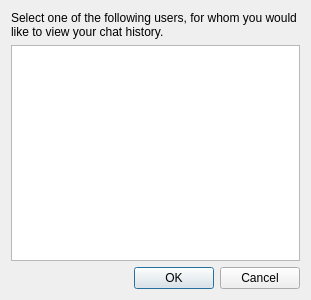
First picture: the form in acclient/trunk/ui/listdialog.ui, repository mbpolan/alert-chat, before the edit.
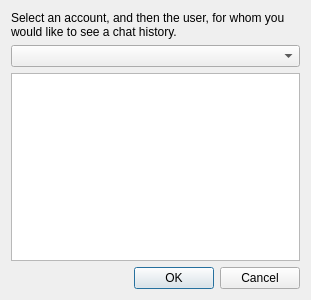
Second picture: the form after the edit.

Commit message: - User chat histories are now stored for each account - Fixed bug where chat histories were overwritten if another account chatted with a user that the original account chatted with - Improved HistoryStore class - ListDialog UI now allows user to select account to view chat histories for

The edit to the form file:
```diff
--- a/acclient/trunk/ui/listdialog.ui
+++ b/acclient/trunk/ui/listdialog.ui
@@ -17,13 +17,16 @@
    <item>
     <widget class="QLabel" name="label">
      <property name="text">
-      <string>Select one of the following users, for whom you would like to view your chat history.</string>
+      <string>Select an account, and then the user, for whom you would like to see a chat history.</string>
      </property>
      <property name="wordWrap">
       <bool>true</bool>
      </property>
     </widget>
    </item>
+   <item>
+    <widget class="QComboBox" name="accountBox"/>
+   </item>
    <item>
     <widget class="QListWidget" name="userList"/>
    </item>
```
The commit also changes 6 other files.
